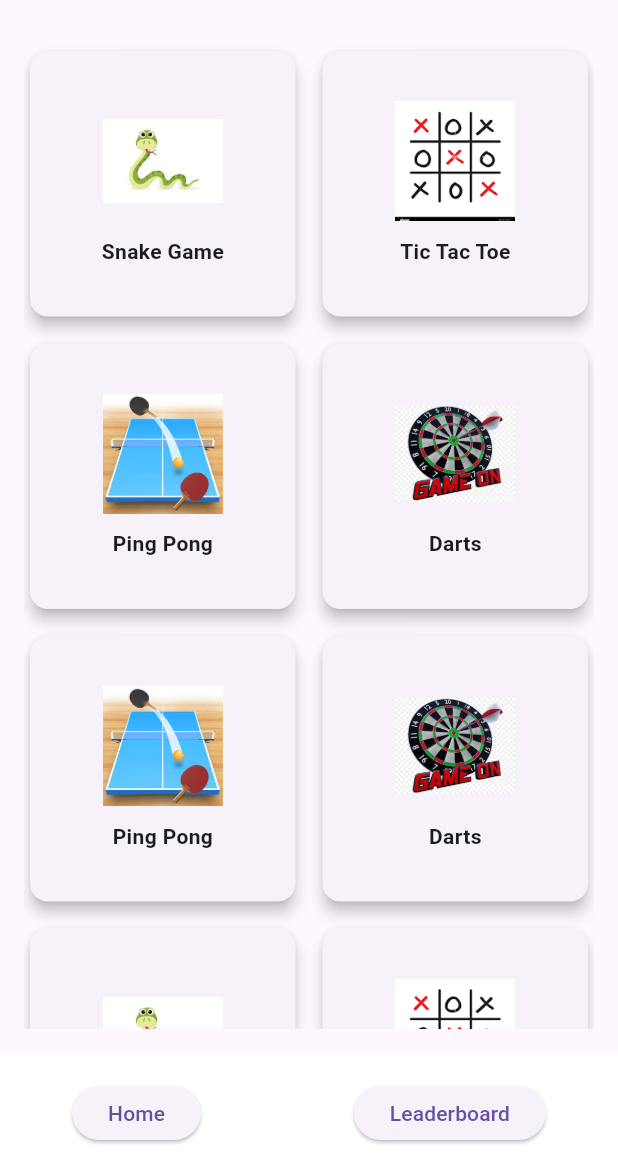
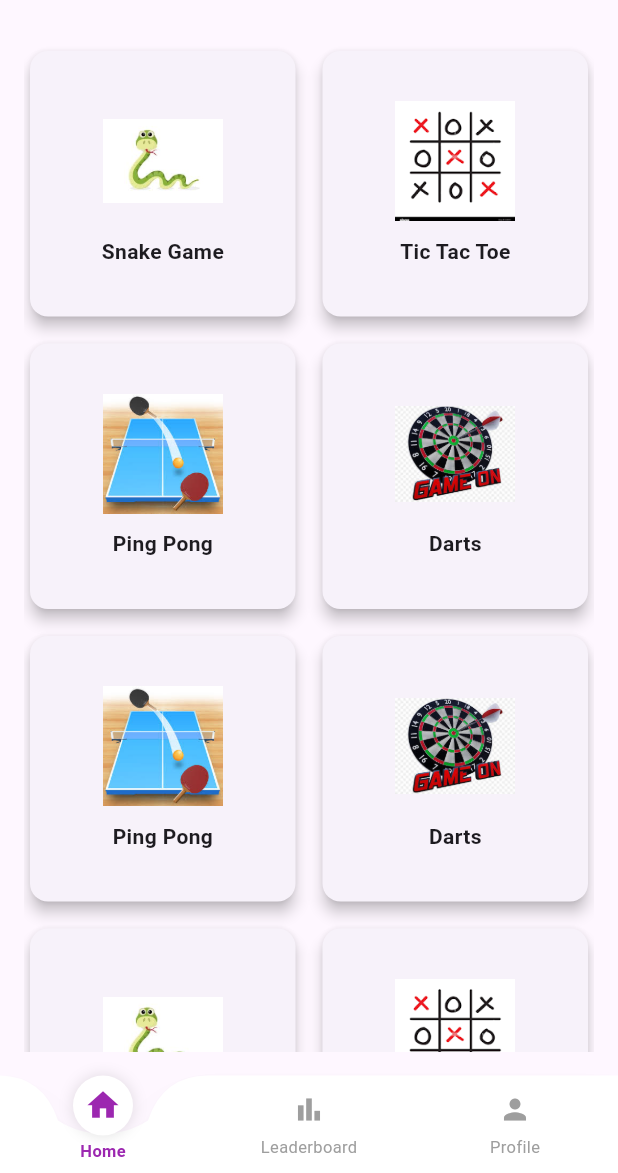
Before and after one commit to Rizwanhu/MultiGame-App, a Flutter app: the screen it shows after launch, after a tap on "LOGIN", on a phone screen of 412 x 824 dp, the part 63-1236 px from its top. Run offline on Flutter 3.47's test engine with Material 3 defaults, Android fonts, the phone set to English and light mode, and no system bars; network calls fail.

Commit message:
Made Custom Bottombar and and added navigation, also added the navigation in all pages

```diff
--- /dev/null
+++ b/lib/Bottombar.dart
@@ -0,0 +1,143 @@
+import 'package:flutter/material.dart';
+
+class CustomBottomBar extends StatelessWidget {
+  final int currentIndex;
+  final Function(int) onTap;
+  final List<IconData> icons;
+  final List<String> labels;
+
+  CustomBottomBar({
+    required this.currentIndex,
+    required this.onTap,
+    this.icons = const [Icons.home, Icons.bar_chart, Icons.person],
+    this.labels = const ["Home", "Leaderboard", "Profile"],
+  });
+
+  @override
+  Widget build(BuildContext context) {
+    return SizedBox(
+      height: 65,
+      child: Stack(
+        children: [
+          CustomPaint(
+            size: Size(MediaQuery.of(context).size.width, 65),
+            painter: NavBarPainter(
+              selectedIndex: currentIndex,
+              totalItems: icons.length,
+            ),
+          ),
+          Container(
+            padding: EdgeInsets.only(bottom: 5),
+            child: Row(
+              mainAxisAlignment: MainAxisAlignment.spaceEvenly,
+              children: List.generate(icons.length, (index) {
+                bool isSelected = index == currentIndex;
+                return Expanded(
+                  child: GestureDetector(
+                    onTap: () => onTap(index),
+                    child: Column(
+                      mainAxisAlignment: MainAxisAlignment.center,
+                      mainAxisSize: MainAxisSize.min,
+                      children: [
+                        SizedBox(height: isSelected ? 0 : 5),
+                        AnimatedContainer(
+                          duration: Duration(milliseconds: 200),
+                          height: isSelected ? 40 : 30,
+                          width: isSelected ? 40 : 30,
+                          decoration: isSelected ? BoxDecoration(
+                            color: Colors.white,
+                            shape: BoxShape.circle,
+                            boxShadow: [
+                              BoxShadow(
+                                color: Colors.black12,
+                                blurRadius: 8,
+                              )
+                            ],
+                          ) : null,
+                          child: Icon(
+                            icons[index],
+                            color: isSelected ? Colors.purple : Colors.grey,
+                            size: isSelected ? 25 : 22,
+                          ),
+                        ),
+                        SizedBox(height: 2),
+                        Container(
+                          height: 15,
+                          child: Text(
+                            labels[index],
+                            style: TextStyle(
+                              fontSize: 11,
+                              color: isSelected ? Colors.purple : Colors.grey,
+                              fontWeight: isSelected ? FontWeight.w600 : FontWeight.normal,
+                            ),
+                            maxLines: 1,
+                            softWrap: true,
+                            overflow: TextOverflow.visible,
+                          ),
+                        )
+                      ],
+                    ),
+                  ),
+                );
+              }),
+            ),
+          ),
+        ],
+      ),
+    );
+  }
+}
+
+class NavBarPainter extends CustomPainter {
+  final int selectedIndex;
+  final int totalItems;
+
+  NavBarPainter({
+    required this.selectedIndex,
+    required this.totalItems,
+  });
+
+  @override
+  void paint(Canvas canvas, Size size) {
+    final paint = Paint()
+      ..color = Colors.white
+      ..style = PaintingStyle.fill;
+
+    final path = Path();
+    final itemWidth = size.width / totalItems;
+    final centerX = (itemWidth * selectedIndex) + (itemWidth / 2) - 30; // Moved left by 30
+
+    path.moveTo(0, 0);
+    path.lineTo(centerX - 40, 0);
+
+    // Left Curve
+    path.quadraticBezierTo(
+      centerX - 10, 0,
+      centerX, 30, // Increased depth from 20 to 30
+    );
+
+    // Circle Cutout
+    path.arcToPoint(
+      Offset(centerX + 60, 30), // Increased depth from 20 to 30
+      radius: Radius.circular(55), // Increased radius for deeper curve
+      clockwise: false,
+    );
+
+    // Right Curve
+    path.quadraticBezierTo(
+      centerX + 70, 0,
+      centerX + 100, 0,
+    );
+
+    path.lineTo(size.width, 0);
+    path.lineTo(size.width, size.height);
+    path.lineTo(0, size.height);
+    path.close();
+
+    canvas.drawShadow(path, Colors.black12, 10, true);
+    canvas.drawPath(path, paint);
+  }
+
+  @override
+  bool shouldRepaint(covariant CustomPainter oldDelegate) => true;
+}
--- a/lib/main_screen.dart
+++ b/lib/main_screen.dart
@@ -1,6 +1,8 @@
 import 'package:flutter/material.dart';
 import 'Leaderboard.dart';
 import 'gameDetail.dart';
+import 'Bottombar.dart';  // Add this import
+
 void main() {
   runApp(MultiGameApp());
 }
@@ -21,6 +23,10 @@ class MainScreen extends StatefulWidget {
 }
 
 class _MainScreenState extends State<MainScreen> {
+  int currentIndex = 0;
+  List<IconData> icons = [Icons.home, Icons.bar_chart, Icons.person];
+  List<String> labels = ["Home", "Leaderboard", "Profile"];
+
   void openDrawer() {
     showModalBottomSheet(
       context: context,
@@ -115,29 +121,27 @@ class _MainScreenState extends State<MainScreen> {
           ],
         ),
       ),
-      bottomNavigationBar: BottomAppBar(
-        color: Colors.white,
-        child: Padding(
-          padding: const EdgeInsets.symmetric(horizontal: 32, vertical: 10),
-          child: Row(
-            mainAxisAlignment: MainAxisAlignment.spaceBetween,
-            children: [
-              ElevatedButton(
-                onPressed: () {},
-                child: Text("Home"),
+      bottomNavigationBar: CustomBottomBar(
+        currentIndex: currentIndex,
+        onTap: (index) async {
+          if (index == 1) {
+            final returnedIndex = await Navigator.push(
+              context,
+              MaterialPageRoute(
+                builder: (context) => LeaderboardPage(initialIndex: index),
               ),
-              ElevatedButton(
-                onPressed: () {
-                  Navigator.push(
-                    context,
-                    MaterialPageRoute(builder: (context) => LeaderboardPage()),
-                  );
-                },
-                child: Text("Leaderboard"),
-              ),
-            ],
-          ),
-        ),
+            );
+            if (returnedIndex != null) {
+              setState(() {
+                currentIndex = returnedIndex;
+              });
+            }
+          } else {
+            setState(() {
+              currentIndex = index;
+            });
+          }
+        },
       ),
     );
   }
```
Also changed, not shown: lib/Leaderboard.dart (+33 -21 lines).
